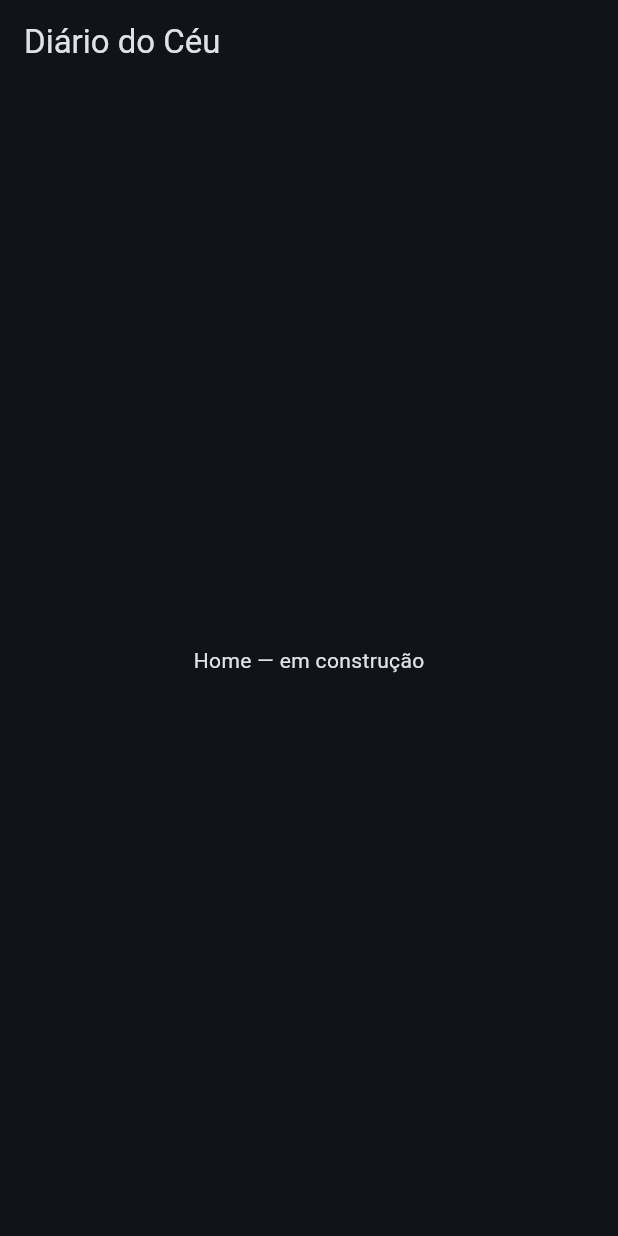
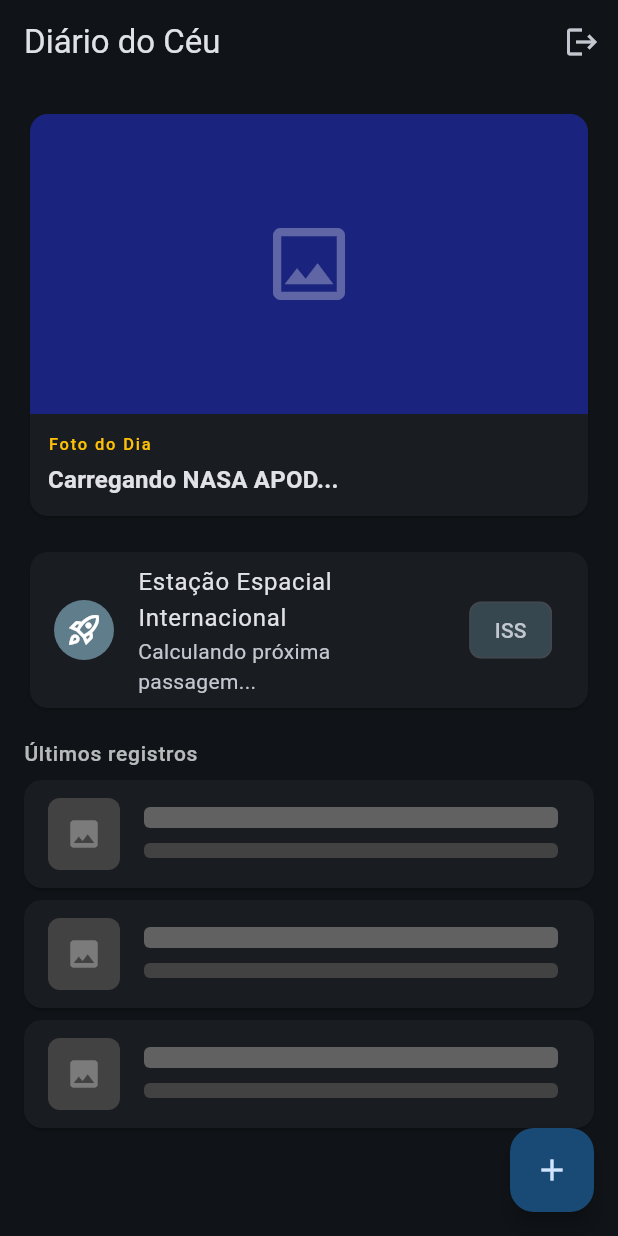
Before and after one commit to pietrabatista/ponderada-flutter-mobile, a Flutter app: the HomeScreen screen opened directly, on a phone screen of 412 x 824 dp. Run offline on Flutter 3.47's test engine with Material 3 defaults, Android fonts, the phone set to English and light mode, and no system bars; our stand-ins replace flutter_dotenv, supabase_flutter; accounts and stored records are empty.

Commit message:
feat: layout estatico da Home (#4)
Card de destaque para APOD com placeholder de imagem, card de status
da ISS, lista com 3 placeholders de observacoes recentes e botao
flutuante para novo registro. Logout no AppBar.

```diff
--- a/lib/screens/home_screen.dart
+++ b/lib/screens/home_screen.dart
@@ -1,4 +1,6 @@
 import 'package:flutter/material.dart';
+import 'package:supabase_flutter/supabase_flutter.dart';
+import 'auth_screen.dart';
 
 class HomeScreen extends StatelessWidget {
   const HomeScreen({super.key});
@@ -6,8 +8,171 @@ class HomeScreen extends StatelessWidget {
   @override
   Widget build(BuildContext context) {
     return Scaffold(
-      appBar: AppBar(title: const Text('Diário do Céu')),
-      body: const Center(child: Text('Home — em construção')),
+      appBar: AppBar(
+        title: const Text('Diário do Céu'),
+        actions: [
+          IconButton(
+            icon: const Icon(Icons.logout),
+            onPressed: () async {
+              await Supabase.instance.client.auth.signOut();
+              if (context.mounted) {
+                Navigator.of(context).pushReplacement(
+                  MaterialPageRoute(builder: (_) => const AuthScreen()),
+                );
+              }
+            },
+          ),
+        ],
+      ),
+      body: ListView(
+        padding: const EdgeInsets.all(16),
+        children: const [
+          _ApodCard(),
+          SizedBox(height: 16),
+          _IssCard(),
+          SizedBox(height: 16),
+          _RecentObservations(),
+        ],
+      ),
+      floatingActionButton: FloatingActionButton(
+        onPressed: () {},
+        tooltip: 'Novo registro',
+        child: const Icon(Icons.add),
+      ),
     );
   }
 }
+
+class _ApodCard extends StatelessWidget {
+  const _ApodCard();
+
+  @override
+  Widget build(BuildContext context) {
+    return Card(
+      clipBehavior: Clip.antiAlias,
+      child: Column(
+        crossAxisAlignment: CrossAxisAlignment.start,
+        children: [
+          Container(
+            height: 200,
+            width: double.infinity,
+            color: Colors.indigo.shade900,
+            child: const Center(
+              child: Icon(Icons.image_outlined, size: 64, color: Colors.white30),
+            ),
+          ),
+          Padding(
+            padding: const EdgeInsets.all(12),
+            child: Column(
+              crossAxisAlignment: CrossAxisAlignment.start,
+              children: [
+                Text(
+                  'Foto do Dia',
+                  style: Theme.of(context).textTheme.labelSmall?.copyWith(
+                        color: Colors.amber,
+                        letterSpacing: 1.2,
+                      ),
+                ),
+                const SizedBox(height: 4),
+                Text(
+                  'Carregando NASA APOD...',
+                  style: Theme.of(context).textTheme.titleMedium?.copyWith(
+                        fontWeight: FontWeight.bold,
+                      ),
+                ),
+              ],
+            ),
+          ),
+        ],
+      ),
+    );
+  }
+}
+
+class _IssCard extends StatelessWidget {
+  const _IssCard();
+
+  @override
+  Widget build(BuildContext context) {
+    return Card(
+      child: ListTile(
+        leading: const CircleAvatar(
+          backgroundColor: Colors.blueGrey,
+          child: Icon(Icons.rocket_launch_outlined, color: Colors.white),
+        ),
+        title: const Text('Estação Espacial Internacional'),
+        subtitle: const Text('Calculando próxima passagem...'),
+        trailing: Chip(
+          label: const Text('ISS'),
+          backgroundColor: Colors.blueGrey.shade800,
+        ),
+      ),
+    );
+  }
+}
+
+class _RecentObservations extends StatelessWidget {
+  const _RecentObservations();
+
+  @override
+  Widget build(BuildContext context) {
+    return Column(
+      crossAxisAlignment: CrossAxisAlignment.start,
+      children: [
+        Padding(
+          padding: const EdgeInsets.only(bottom: 8),
+          child: Text(
+            'Últimos registros',
+            style: Theme.of(context).textTheme.titleSmall?.copyWith(
+                  color: Colors.white70,
+                  letterSpacing: 0.5,
+                ),
+          ),
+        ),
+        ...List.generate(3, (i) => _ObservationPlaceholder(index: i)),
+      ],
+    );
+  }
+}
+
+class _ObservationPlaceholder extends StatelessWidget {
+  final int index;
+  const _ObservationPlaceholder({required this.index});
+
+  @override
+  Widget build(BuildContext context) {
+    return Card(
+      margin: const EdgeInsets.only(bottom: 8),
+      child: ListTile(
+        leading: Container(
+          width: 48,
+          height: 48,
+          decoration: BoxDecoration(
+            color: Colors.grey.shade800,
+            borderRadius: BorderRadius.circular(8),
+          ),
+          child: const Icon(Icons.photo, color: Colors.white30),
+        ),
+        title: Container(
+          height: 14,
+          width: 120,
+          decoration: BoxDecoration(
+            color: Colors.grey.shade700,
+            borderRadius: BorderRadius.circular(4),
+          ),
+        ),
+        subtitle: Padding(
+          padding: const EdgeInsets.only(top: 6),
+          child: Container(
+            height: 10,
+            width: 80,
+            decoration: BoxDecoration(
+              color: Colors.grey.shade800,
+              borderRadius: BorderRadius.circular(4),
+            ),
+          ),
+        ),
+      ),
+    );
+  }
+}
```
